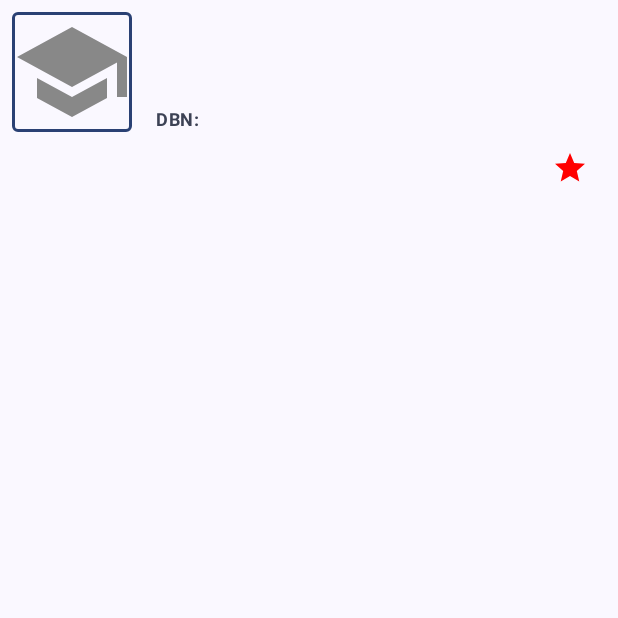
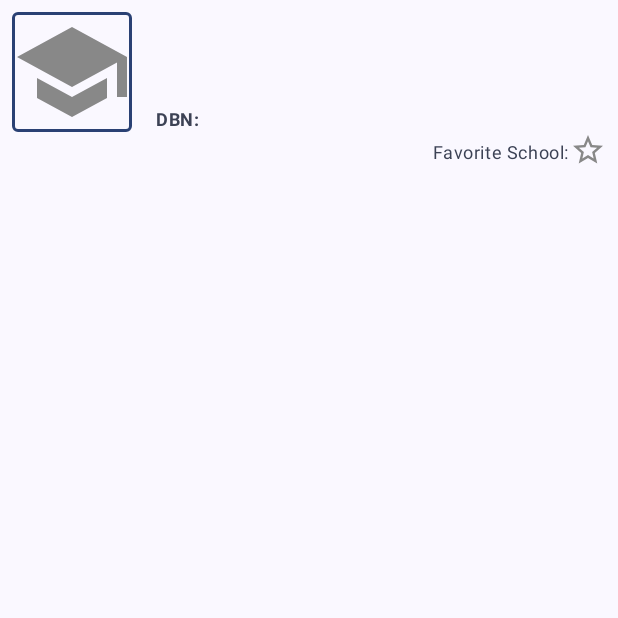
Before and after one commit to jonofarc/NYCHighSchools, an Android app built with Jetpack Compose: the composable CardContent shown on its own in the app's theme, after a tap on "is this school a favourite", on a phone screen of 412 x 824 dp, the top half of it. Run offline under Robolectric (Android 15) with nearby library versions, the phone set to English and light mode, and no system bars.

Commit message:
add favorites function

```diff
--- a/app/src/main/java/com/example/nychighschools/SchoolsView.kt
+++ b/app/src/main/java/com/example/nychighschools/SchoolsView.kt
@@ -1,5 +1,7 @@
 package com.example.nychighschools
 
+import android.content.Context
+import android.util.Log
 import androidx.compose.foundation.border
 import androidx.compose.foundation.clickable
 import androidx.compose.foundation.layout.Arrangement
@@ -31,6 +33,7 @@ import androidx.compose.runtime.setValue
 import androidx.compose.ui.Modifier
 import androidx.compose.ui.draw.shadow
 import androidx.compose.ui.graphics.Color
+import androidx.compose.ui.platform.LocalContext
 import androidx.compose.ui.res.stringResource
 import androidx.compose.ui.text.font.FontWeight
 import androidx.compose.ui.tooling.preview.Preview
@@ -76,7 +79,11 @@ fun SchoolCard(school: School, modifier: Modifier) {
 private fun CardContent(school: School, modifier: Modifier = Modifier) {
 
 
-    var isFavorite by rememberSaveable { mutableStateOf(false) }
+    val utils = Utils()
+    val context = LocalContext.current
+    val favorites = utils.getFavorites(context)
+
+    var isFavorite by rememberSaveable { mutableStateOf((favorites.contains(school.dbn))) }
 
 
     Column {
@@ -120,16 +127,20 @@ private fun CardContent(school: School, modifier: Modifier = Modifier) {
                     modifier = Modifier.fillMaxWidth(),
                     horizontalArrangement = Arrangement.End
                 ) {
-                    IconButton(
-                        onClick = { isFavorite = !isFavorite },
-                        modifier = Modifier
-                    ) {
-                        Icon(
-                            imageVector = if (isFavorite) Icons.Filled.Star else Icons.Filled.StarBorder,
-                            contentDescription = stringResource(R.string.school_favourite),
-                            tint = if (isFavorite) Color.Red else Color.Gray
-                        )
-                    }
+                    Text(
+                        text = stringResource(R.string.favorite),
+                        modifier = Modifier.padding(top = 6.dp),
+                        color = MaterialTheme.colorScheme.secondary,
+                        style = MaterialTheme.typography.bodySmall,
+                    )
+                    Icon(
+                        imageVector = if (isFavorite) Icons.Filled.Star else Icons.Filled.StarBorder,
+                        contentDescription = stringResource(R.string.school_favourite),
+                        tint = if (isFavorite) Color.Red else Color.Gray,
+                        modifier = Modifier.clickable { isFavorite = !isFavorite
+                            utils.saveOrRemoveFavorite(context = context, dbn = school.dbn) }
+                    )
+
                 }
 
 
--- a/app/src/main/java/com/example/nychighschools/Utils.kt
+++ b/app/src/main/java/com/example/nychighschools/Utils.kt
@@ -33,8 +33,52 @@ import java.io.BufferedReader
 import java.io.IOException
 import java.io.InputStreamReader
 
+const val favoritesKey = "favoritesKey"
+const val sharedPrefKey = "sharedPrefKey"
 
 class Utils {
+
+
+    fun saveOrRemoveFavorite(context: Context, dbn: String) {
+
+        val currentFavorites = getFavorites(context).toMutableList()
+
+        if (currentFavorites.contains(dbn)) {
+            currentFavorites.remove(dbn)
+        } else {
+            currentFavorites.add(dbn)
+        }
+
+
+        val newRawFavorites = currentFavorites.joinToString(separator = ",")
+
+        saveStringToSharedPreferences(context, favoritesKey, newRawFavorites)
+    }
+
+    fun getFavorites(context: Context): List<String> {
+
+        val favorites = mutableListOf<String>()
+
+        val rawFavorites = getStringFromSharedPreferences(context, favoritesKey) ?: ""
+        val favoritesStrings = rawFavorites.split(",")
+        favorites.addAll(favoritesStrings)
+
+        return favorites
+    }
+
+    // Function to save a string value in SharedPreferences
+    private fun saveStringToSharedPreferences(context: Context, key: String, value: String) {
+        val sharedPreferences = context.getSharedPreferences(sharedPrefKey, Context.MODE_PRIVATE)
+        val editor = sharedPreferences.edit()
+        editor.putString(key, value)
+        editor.apply()
+    }
+
+    // Function to retrieve a string value from SharedPreferences
+    private fun getStringFromSharedPreferences(context: Context, key: String): String? {
+        val sharedPreferences = context.getSharedPreferences(sharedPrefKey, Context.MODE_PRIVATE)
+        return sharedPreferences.getString(key, null)
+    }
 
 
     fun findSatScoresByDbn(satScoresList: List<SatScores>, dbn: String): SatScores? {
--- a/app/src/main/res/values/strings.xml
+++ b/app/src/main/res/values/strings.xml
@@ -13,4 +13,5 @@
     <string name="phone_number">Phone number: </string>
     <string name="school_email">Email: </string>
     <string name="website">website: </string>
+    <string name="favorite">Favorite School: </string>
 </resources>
```
